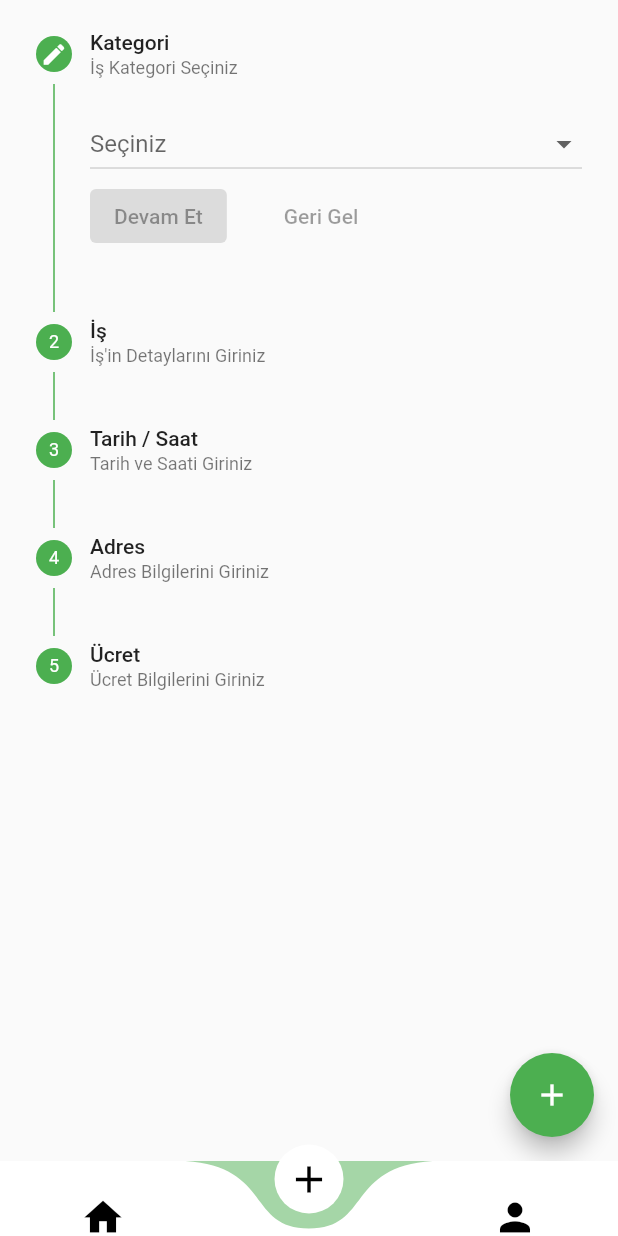
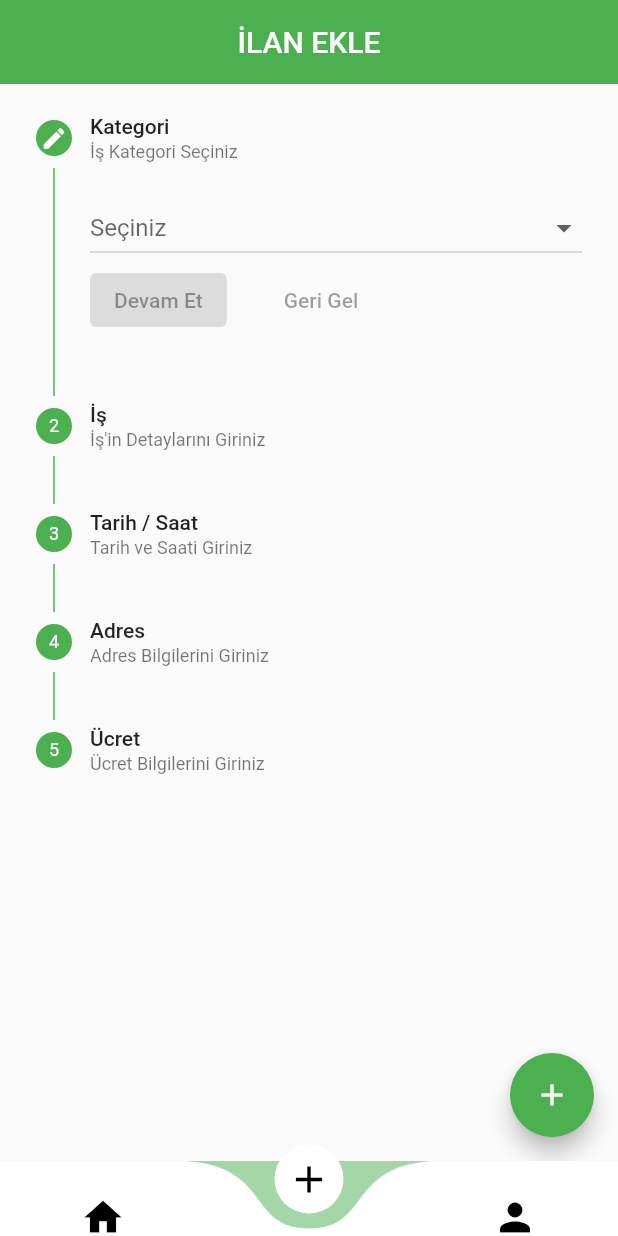
Before and after one commit to isacetin/flutter_is_ilan, a Flutter app: the screen it shows once a user with an empty profile is signed in, item 2 of the bottom bar chosen, after a tap on the "add" icon, on a phone screen of 412 x 824 dp. Run offline on Flutter 3.47's test engine with Material 2 defaults, Android fonts, the phone set to English and light mode, and no system bars; drawn by our look-alikes of curved_navigation_bar; our stand-ins replace cloud_firestore, date_time_picker, firebase_auth, firebase_core, firebase_storage, flutter_multi_formatter and 4 more; accounts and stored records are empty; network calls fail.

Commit message:
fixed and updated

```diff
--- a/lib/view/ilan_olusturma.dart
+++ b/lib/view/ilan_olusturma.dart
@@ -34,6 +34,11 @@ class _IlanEklemeState extends State<IlanEkleme> {
   @override
   Widget build(BuildContext context) {
     return Scaffold(
+      appBar: AppBar(
+        elevation: 0,
+        centerTitle: true,
+        title: Text("İLAN EKLE"),
+      ),
       body: SingleChildScrollView(
         child: Form(
           key: formKey,
@@ -106,7 +111,13 @@ class _IlanEklemeState extends State<IlanEkleme> {
         onPressed: () {
           if (formKey.currentState.validate()) {
             formKey.currentState.save();
-            IsIlan yeniIsIlan = IsIlan(isAdi: secilenKategori, isDetay: isBilgi, isUcret: ucret, isAdres: adres, yayilayanMail: _autProvider.kullaniciTakip().email, isZaman: secilenTarih);
+            IsIlan yeniIsIlan = IsIlan(
+                isAdi: secilenKategori,
+                isDetay: isBilgi,
+                isUcret: ucret,
+                isAdres: adres,
+                yayilayanMail: _autProvider.kullaniciTakip().email,
+                isZaman: secilenTarih);
             FirebaseFirestoreService().IsKaydet(yeniIsIlan).then((value) {
               ScaffoldMessenger.of(context).showSnackBar(snackBar);
             });
@@ -128,7 +139,6 @@ class _IlanEklemeState extends State<IlanEkleme> {
         isActive: true,
         content: DropdownButton<String>(
           isExpanded: true,
-
           hint: Text(secilenKategori),
           items: dropItems,
           onChanged: (secilen) {
--- a/lib/view/profil.dart
+++ b/lib/view/profil.dart
@@ -56,10 +56,7 @@ class _ProfilState extends State<Profil> {
     var _authProvider = Provider.of<FirebaseAuthService>(context, listen: true);
     var _appProvider = Provider.of<AppController>(context, listen: false);
     return Scaffold(
-      appBar: PreferredSize(
-        preferredSize: Size.fromHeight(40),
-        child: buildAppBar(),
-      ),
+      appBar: buildAppBar(),
       body: FutureBuilder<Kullanici>(
         future: FirebaseFirestoreService().cloudKullaniciGetir(),
         builder: (context, snapshot) {
@@ -88,7 +85,6 @@ class _ProfilState extends State<Profil> {
                             image: DecorationImage(
                               fit: BoxFit.cover,
                               image: profilFoto(snapshot, _image),
-                              //NetworkImage(snapshot.data.profilUrl),
                             ),
                             boxShadow: [
                               BoxShadow(
@@ -219,7 +215,7 @@ class _ProfilState extends State<Profil> {
 
   AppBar buildAppBar() {
     return AppBar(
-      title: Text("Profil"),
+      title: Text("PROFİL"),
       elevation: 0,
       centerTitle: true,
     );
@@ -245,7 +241,12 @@ class _ProfilState extends State<Profil> {
         return FileImage(_image);
       }
     } else {
-      return NetworkImage(snapshot.data.profilUrl);
+      if (_image == null) {
+        return NetworkImage(snapshot.data.profilUrl);
+      } else {
+        return FileImage(_image);
+      }
+
     }
   }
 
--- a/lib/view_model/firebase_storage.dart
+++ b/lib/view_model/firebase_storage.dart
@@ -1,19 +1,21 @@
 import 'dart:io';
-
+import 'package:uuid/uuid.dart';
 import 'package:firebase_storage/firebase_storage.dart';
 
 class FirebaseStogareService {
   Reference _firebaseStorageRef = FirebaseStorage.instance.ref();
+  var uuid = Uuid();
 
   Future<String> profilResmiYukle(File resimDosyasi) async {
     try {
       UploadTask yukleme =
-          _firebaseStorageRef.child("profilResimleri/").putFile(resimDosyasi);
+          _firebaseStorageRef.child("profilResimleri/${uuid.v4()}").putFile(resimDosyasi);
       TaskSnapshot snapshot = await yukleme;
       String yuklenenResimUrl = await snapshot.ref.getDownloadURL();
       return yuklenenResimUrl;
     } catch (e) {
       print("Resim Yüklemede Hata oluştu : " + e.toString());
+      return null;
     }
   }
 }
--- a/lib/view_model/firesbase_firestore.dart
+++ b/lib/view_model/firesbase_firestore.dart
@@ -48,7 +48,7 @@ class FirebaseFirestoreService extends ChangeNotifier {
     try {
       await _firebaseFirestore.collection("isler").doc().set({
         "isAdi": isIlan.isAdi,
-        "idAdres": isIlan.isAdres,
+        "isAdres": isIlan.isAdres,
         "isDetay": isIlan.isDetay,
         "isUcret": isIlan.isUcret,
         "isZaman": isIlan.isZaman,
--- a/pubspec.yaml
+++ b/pubspec.yaml
@@ -21,6 +21,8 @@ environment:
   sdk: ">=2.7.0 <3.0.0"
 
 dependencies:
+  google_maps_flutter: ^2.0.1
+  uuid: 3.0.1
   firebase_storage: ^8.0.0
   image_picker: ^0.7.3
   flutter_svg: ^0.19.3
@@ -36,7 +38,6 @@ dependencies:
   lottie: ^1.0.1
   flutter:
     sdk: flutter
-
 
   # The following adds the Cupertino Icons font to your application.
   # Use with the CupertinoIcons class for iOS style icons.
```
Also changed, not shown: lib/view/ilan_detay.dart (added, +51 -0 lines), lib/view/ilanlar.dart (+24 -4 lines), lib/widgets/ilan_card.dart (+4 -6 lines), pubspec.lock, 1 other file.
